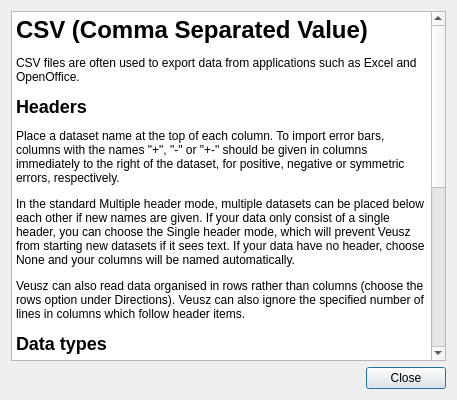
First picture: the form in ui/importhelpcsv.ui, repository OpenReliability/OpenReliability, before the edit.
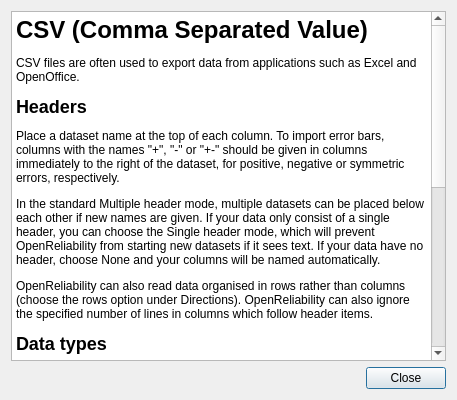
Second picture: the form after the edit.

Patch:
```diff
--- a/ui/importhelpcsv.ui
+++ b/ui/importhelpcsv.ui
@@ -20,7 +20,7 @@
       <bool>true</bool>
      </property>
      <property name="html">
-      <string>&lt;html&gt;&lt;head/&gt;&lt;body&gt;&lt;p&gt;&lt;span style=&quot; font-size:xx-large; font-weight:600;&quot;&gt;CSV (Comma Separated Value)&lt;/span&gt;&lt;/p&gt;&lt;p&gt;CSV files are often used to export data from applications such as Excel and OpenOffice.&lt;/p&gt;&lt;p&gt;&lt;span style=&quot; font-size:x-large; font-weight:600;&quot;&gt;Headers&lt;/span&gt;&lt;/p&gt;&lt;p&gt;Place a dataset name at the top of each column. To import error bars, columns with the names &quot;+&quot;, &quot;-&quot; or &quot;+-&quot; should be given in columns immediately to the right of the dataset, for positive, negative or symmetric errors, respectively.&lt;/p&gt;&lt;p&gt;In the standard Multiple header mode, multiple datasets can be placed below each other if new names are given. If your data only consist of a single header, you can choose the Single header mode, which will prevent Veusz from starting new datasets if it sees text. If your data have no header, choose None and your columns will be named automatically.&lt;/p&gt;&lt;p&gt;Veusz can also read data organised in rows rather than columns (choose the rows option under Directions). Veusz can also ignore the specified number of lines in columns which follow header items.&lt;/p&gt;&lt;p&gt;&lt;span style=&quot; font-size:x-large; font-weight:600;&quot;&gt;Data types&lt;/span&gt;&lt;/p&gt;&lt;p&gt;Veusz will try to guss the data type (numeric, text or date) depending on what values it sees. You can override this by putting the datatype name in brackets in the column header. If you want to read in text use (text) after the name of the dataset in the top column, e.g. &quot;name (text)&quot;. Date-times can have &quot; (date)&quot; after the column name. Veusz uses ISO dates by default YYYY-MM-DDThh:mm:ss, but this can be changed.&lt;/p&gt;&lt;p&gt;&lt;span style=&quot; font-size:x-large; font-weight:600;&quot;&gt;Options&lt;/span&gt;&lt;/p&gt;&lt;p&gt;There are several variants of CSV files used. You may wish to change the delimiter to be a tab (TSV) or space. Your file may also use European or English numerical values e.g. (1,23 or 1.23), so you may wish to override your computer's default format.&lt;/p&gt;&lt;p&gt;There are many different date and time formats. You can enter your own format in the box given [a combination of YYYY (or YY), MM (or M), DD (or D), HH, MM and SS].&lt;/p&gt;&lt;p&gt;The &quot;Treat blanks as data values&quot; option will insert NaN values or empty strings into datasets, if blank data values are encountered.&lt;/p&gt;&lt;p&gt;If you are using non-ASCII characters in your text you need to encode the text in your file with a Unicode encoding (e.g. UTF-8) and choose the correct encoding in the encoding drop down box. &lt;/p&gt;&lt;/body&gt;&lt;/html&gt;</string>
+      <string>&lt;html&gt;&lt;head/&gt;&lt;body&gt;&lt;p&gt;&lt;span style=&quot; font-size:xx-large; font-weight:600;&quot;&gt;CSV (Comma Separated Value)&lt;/span&gt;&lt;/p&gt;&lt;p&gt;CSV files are often used to export data from applications such as Excel and OpenOffice.&lt;/p&gt;&lt;p&gt;&lt;span style=&quot; font-size:x-large; font-weight:600;&quot;&gt;Headers&lt;/span&gt;&lt;/p&gt;&lt;p&gt;Place a dataset name at the top of each column. To import error bars, columns with the names &quot;+&quot;, &quot;-&quot; or &quot;+-&quot; should be given in columns immediately to the right of the dataset, for positive, negative or symmetric errors, respectively.&lt;/p&gt;&lt;p&gt;In the standard Multiple header mode, multiple datasets can be placed below each other if new names are given. If your data only consist of a single header, you can choose the Single header mode, which will prevent OpenReliability from starting new datasets if it sees text. If your data have no header, choose None and your columns will be named automatically.&lt;/p&gt;&lt;p&gt;OpenReliability can also read data organised in rows rather than columns (choose the rows option under Directions). OpenReliability can also ignore the specified number of lines in columns which follow header items.&lt;/p&gt;&lt;p&gt;&lt;span style=&quot; font-size:x-large; font-weight:600;&quot;&gt;Data types&lt;/span&gt;&lt;/p&gt;&lt;p&gt;OpenReliability will try to guss the data type (numeric, text or date) depending on what values it sees. You can override this by putting the datatype name in brackets in the column header. If you want to read in text use (text) after the name of the dataset in the top column, e.g. &quot;name (text)&quot;. Date-times can have &quot; (date)&quot; after the column name. OpenReliability uses ISO dates by default YYYY-MM-DDThh:mm:ss, but this can be changed.&lt;/p&gt;&lt;p&gt;&lt;span style=&quot; font-size:x-large; font-weight:600;&quot;&gt;Options&lt;/span&gt;&lt;/p&gt;&lt;p&gt;There are several variants of CSV files used. You may wish to change the delimiter to be a tab (TSV) or space. Your file may also use European or English numerical values e.g. (1,23 or 1.23), so you may wish to override your computer's default format.&lt;/p&gt;&lt;p&gt;There are many different date and time formats. You can enter your own format in the box given [a combination of YYYY (or YY), MM (or M), DD (or D), HH, MM and SS].&lt;/p&gt;&lt;p&gt;The &quot;Treat blanks as data values&quot; option will insert NaN values or empty strings into datasets, if blank data values are encountered.&lt;/p&gt;&lt;p&gt;If you are using non-ASCII characters in your text you need to encode the text in your file with a Unicode encoding (e.g. UTF-8) and choose the correct encoding in the encoding drop down box. &lt;/p&gt;&lt;/body&gt;&lt;/html&gt;</string>
      </property>
     </widget>
    </item>
```
